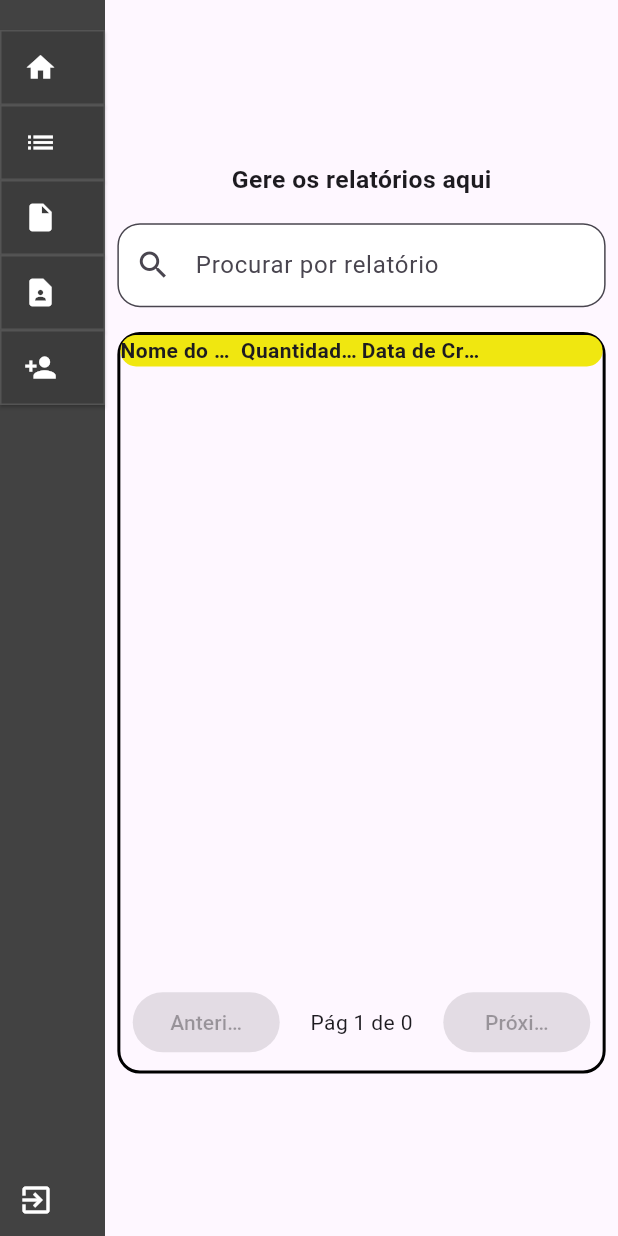
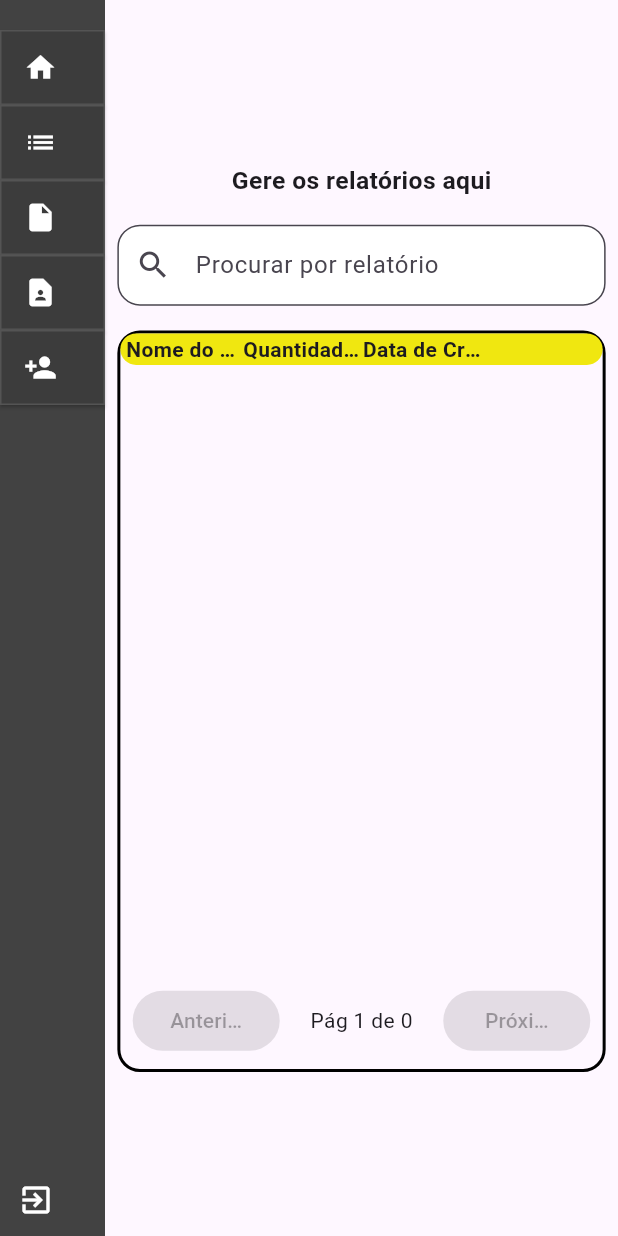
Before and after one commit to pereiraR3/Rota-Oeste-FrontEnd, a Flutter app: the RelatorioScreen screen opened directly with empty values, on a phone screen of 412 x 824 dp. Run offline on Flutter 3.47's test engine with Material 3 defaults, Android fonts, the phone set to English and light mode, and no system bars; our stand-ins replace shared_preferences; accounts and stored records are empty; network calls fail.

Commit message:
feat: responsividade ok na tela de gerar PDF

```diff
--- a/flutter_application_2/lib/telas/tela_relatorio.dart
+++ b/flutter_application_2/lib/telas/tela_relatorio.dart
@@ -152,6 +152,8 @@ Future<void> fetchRelatorio(int checklistId) async {
                       decoration: InputDecoration(
                         hintText: 'Procurar por relatório',
                         filled: true,
+                        contentPadding: EdgeInsets.symmetric(vertical: 15.0), // Alinhamento vertical
+
                         fillColor: Colors.white,
                         border: OutlineInputBorder(
                           borderRadius: BorderRadius.circular(15),
@@ -184,21 +186,21 @@ Future<void> fetchRelatorio(int checklistId) async {
                                 child: Center(
                                   child: Text('Nome do Relatório',
                                       style: TextStyle(
-                                          fontWeight: FontWeight.bold), overflow: TextOverflow.ellipsis),
+                                          fontWeight: FontWeight.bold),textAlign: TextAlign.center, overflow: TextOverflow.ellipsis),
                                 ),
                               ),
                               Expanded(
                                 child: Center(
                                   child: Text('Quantidade de Questões',
                                       style: TextStyle(
-                                          fontWeight: FontWeight.bold),overflow: TextOverflow.ellipsis),
+                                          fontWeight: FontWeight.bold),textAlign: TextAlign.center,overflow: TextOverflow.ellipsis),
                                 ),
                               ),
                               Expanded(
                                 child: Center(
                                   child: Text('Data de Criação',
                                       style: TextStyle(
-                                          fontWeight: FontWeight.bold),overflow: TextOverflow.ellipsis),
+                                          fontWeight: FontWeight.bold),textAlign: TextAlign.center,overflow: TextOverflow.ellipsis),
                                 ),
                               ),
                               Expanded(
```
